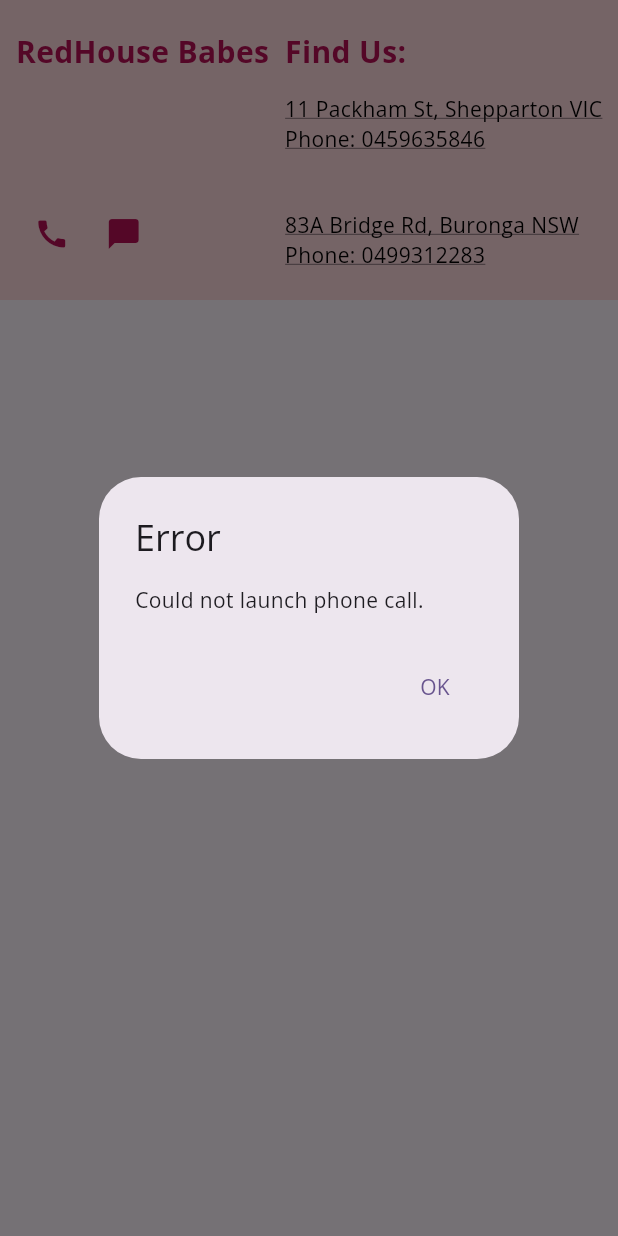
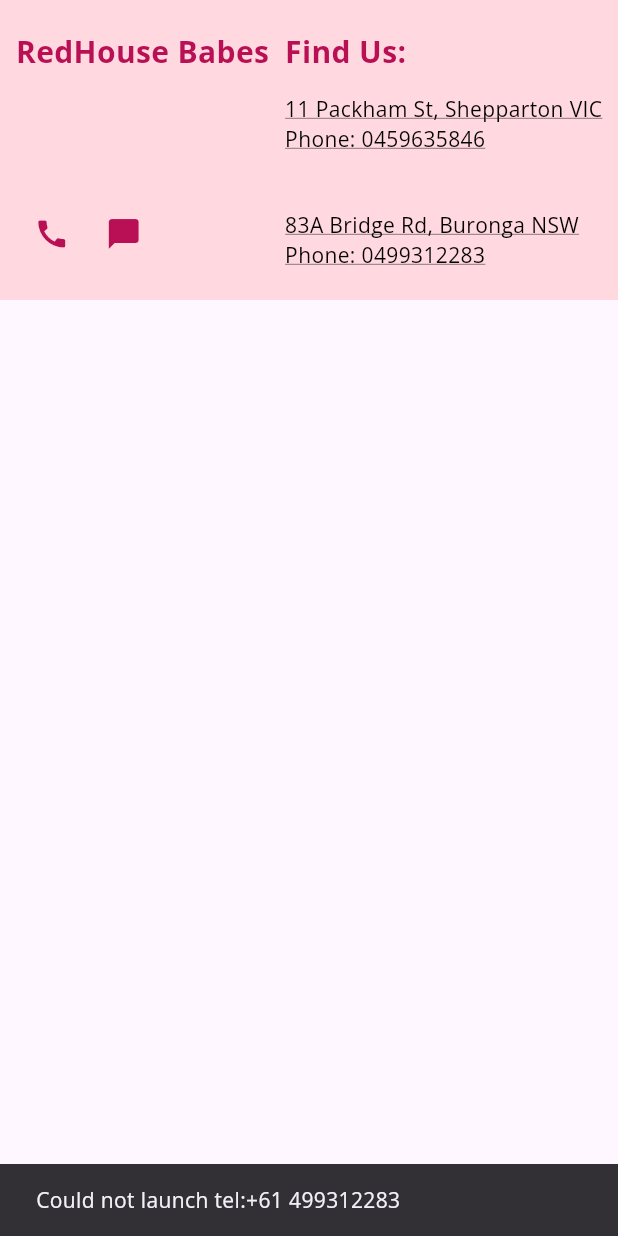
Before and after one commit to JimmyHu213/Red_House, a Flutter app: the AboutContentMobile widget shown alone on an empty page, opened directly, after a tap on the "call" icon, on a phone screen of 412 x 824 dp. Run offline on Flutter 3.47's test engine with Material 3 defaults, Android fonts, the light colour scheme and no system bars; our stand-ins replace firebase_core, get_it, responsive_builder; missing offline and left inert: universal_html; accounts and stored records are empty; generated files the repository leaves out were written again.

Commit message:
fix: fixed url launch issue

```diff
--- a/lib/views/about/about_content_mobile.dart
+++ b/lib/views/about/about_content_mobile.dart
@@ -2,71 +2,59 @@
 import 'package:red_house/constants/app_colors.dart';
 import 'package:red_house/constants/mobile_number.dart';
 import 'package:url_launcher/url_launcher.dart';
+import 'package:universal_html/html.dart' as html;
+import 'package:flutter/foundation.dart' show kIsWeb;
 
 class AboutContentMobile extends StatelessWidget {
   const AboutContentMobile({super.key});
 
-  Future<void> _makePhoneCall(BuildContext context) async {
-    final Uri phoneUri = Uri(scheme: 'tel', path: MOBILE_NUMBER);
-    if (await canLaunchUrl(phoneUri)) {
-      await launchUrl(phoneUri);
+  void _makePhoneCall(BuildContext context) {
+    if (kIsWeb) {
+      html.window.open('tel:$MOBILE_NUMBER', '_blank');
     } else {
-      _showErrorDialog(context, 'Could not launch phone call.');
+      _launchUrl('tel:$MOBILE_NUMBER', context);
     }
   }
 
-  Future<void> _sendTextMessage(BuildContext context) async {
-    final Uri smsUri = Uri(scheme: 'sms', path: MOBILE_NUMBER);
-    if (await canLaunchUrl(smsUri)) {
-      await launchUrl(smsUri);
+  void _sendTextMessage(BuildContext context) {
+    if (kIsWeb) {
+      html.window.open('sms:$MOBILE_NUMBER', '_blank');
     } else {
-      _showErrorDialog(context, 'Could not launch messaging app.');
+      _launchUrl('sms:$MOBILE_NUMBER', context);
     }
   }
 
-  Future<void> _launchMap(String address) async {
+  void _launchMap(String address, BuildContext context) {
     final encodedAddress = Uri.encodeComponent(address);
-    final Uri mapUrl = Uri.parse(
-        'https://www.google.com/maps/search/?api=1&query=$encodedAddress');
+    final mapUrl =
+        'https://www.google.com/maps/search/?api=1&query=$encodedAddress';
 
-    if (await canLaunchUrl(mapUrl)) {
-      await launchUrl(mapUrl);
+    if (kIsWeb) {
+      html.window.open(mapUrl, '_blank');
     } else {
-      print('Could not launch $mapUrl');
-      // You might want to show an error dialog here
+      _launchUrl(mapUrl, context);
     }
   }
 
-  Widget _buildAddressText(String address, String phone) {
+  Future<void> _launchUrl(String urlString, BuildContext context) async {
+    final Uri url = Uri.parse(urlString);
+    if (!await launchUrl(url)) {
+      ScaffoldMessenger.of(context).showSnackBar(
+        SnackBar(content: Text('Could not launch $urlString')),
+      );
+    }
+  }
+
+  Widget _buildAddressText(String address, String phone, BuildContext context) {
     return GestureDetector(
-      onTap: () => _launchMap(address),
+      onTap: () => _launchMap(address, context),
       child: Text(
         '$address\nPhone: $phone',
-        style: TextStyle(
+        style: const TextStyle(
           color: Colors.black,
           decoration: TextDecoration.underline,
         ),
       ),
-    );
-  }
-
-  void _showErrorDialog(BuildContext context, String message) {
-    showDialog(
-      context: context,
-      builder: (BuildContext context) {
-        return AlertDialog(
-          title: Text('Error'),
-          content: Text(message),
-          actions: <Widget>[
-            TextButton(
-              child: Text('OK'),
-              onPressed: () {
-                Navigator.of(context).pop();
-              },
-            ),
-          ],
-        );
-      },
     );
   }
 
@@ -122,9 +110,10 @@
                     ),
                   ),
                   _buildAddressText(
-                      '11 Packham St, Shepparton VIC', '0459635846'),
+                      '11 Packham St, Shepparton VIC', '0459635846', context),
                   SizedBox(height: 10), // Add some space between addresses
-                  _buildAddressText('83A Bridge Rd, Buronga NSW', '0499312283'),
+                  _buildAddressText(
+                      '83A Bridge Rd, Buronga NSW', '0499312283', context),
                 ],
               )
             ],
--- a/lib/widgets/navigation_drawer/nav_drawer_header.dart
+++ b/lib/widgets/navigation_drawer/nav_drawer_header.dart
@@ -27,7 +27,7 @@
               endIndent: 50,
             ),
             AnimatedTextWithArrow(
-              text: 'Hit to See More !',
+              text: 'Hit to See More Pics!',
               textStyle: TextStyle(
                   fontWeight: FontWeight.bold,
                   fontStyle: FontStyle.italic,
--- a/pubspec.yaml
+++ b/pubspec.yaml
@@ -40,6 +40,7 @@
   google_maps_flutter_web: ^0.5.4
   google_maps: ^6.3.0
   url_launcher: ^6.0.9
+  universal_html: ^2.0.8
 
 dev_dependencies:
   flutter_test:
```
Also changed, not shown: lib/views/layout/layout_template.dart (+11 -3 lines), lib/widgets/call_to_action/call_to_action_mobile.dart (+5 -7 lines), lib/widgets/navigation_bar/navbar_logo.dart (+31 -9 lines), lib/widgets/navigation_bar/navbar_moble.dart (+8 -3 lines), lib/widgets/navigation_bar/navbar_tablet.dart (+6 -5 lines), lib/widgets/navigation_bar/navigation_bar.dart (+8 -2 lines), lib/widgets/navigation_drawer/nav_drawer.dart (+5 -5 lines), pubspec.lock.
